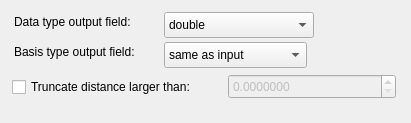
Above: src/Interface/Modules/Fields/calculatedistancetofield.ui from SCIInstitute/SCIRun before the change. Below: the same form after it.
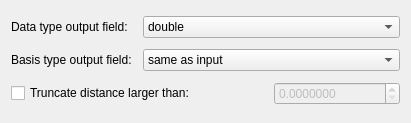
That is the form after the change.

Commit message: Fixing layouts for hi-dpi improvement

What changed in the file:
```diff
--- a/src/Interface/Modules/Fields/calculatedistancetofield.ui
+++ b/src/Interface/Modules/Fields/calculatedistancetofield.ui
@@ -19,15 +19,22 @@
   <property name="windowTitle">
    <string>CalculateDistanceToField</string>
   </property>
+  <layout class="QGridLayout" name="gridLayout">
+   <item row="0" column="0">
+    <widget class="QLabel" name="label">
+     <property name="minimumSize">
+      <size>
+       <width>111</width>
+       <height>0</height>
+      </size>
+     </property>
+     <property name="text">
+      <string>Data type output field:</string>
+     </property>
+    </widget>
+   </item>
+   <item row="0" column="1" colspan="2">
   <widget class="QComboBox" name="dataTypeComboBox_">
-   <property name="geometry">
-    <rect>
-     <x>164</x>
-     <y>12</y>
-     <width>150</width>
-     <height>26</height>
-    </rect>
-   </property>
    <item>
     <property name="text">
      <string>double</string>
@@ -69,15 +76,9 @@
     </property>
    </item>
   </widget>
-  <widget class="QLabel" name="label">
-   <property name="geometry">
-    <rect>
-     <x>14</x>
-     <y>14</y>
-     <width>142</width>
-     <height>16</height>
-    </rect>
-   </property>
+   </item>
+   <item row="1" column="0">
+    <widget class="QLabel" name="label_2">
    <property name="minimumSize">
     <size>
      <width>111</width>
@@ -85,21 +86,41 @@
     </size>
    </property>
    <property name="text">
-    <string>Data type output field:</string>
-   </property>
-  </widget>
+      <string>Basis type output field:</string>
+     </property>
+    </widget>
+   </item>
+   <item row="1" column="1" colspan="2">
+    <widget class="QComboBox" name="basisTypeComboBox_">
+     <item>
+      <property name="text">
+       <string>same as input</string>
+      </property>
+     </item>
+     <item>
+      <property name="text">
+       <string>constant</string>
+      </property>
+     </item>
+     <item>
+      <property name="text">
+       <string>linear</string>
+      </property>
+     </item>
+    </widget>
+   </item>
+   <item row="2" column="0" colspan="2">
+    <widget class="QCheckBox" name="truncateDistanceCheckBox_">
+     <property name="text">
+      <string>Truncate distance larger than:</string>
+     </property>
+    </widget>
+   </item>
+   <item row="2" column="2">
   <widget class="QDoubleSpinBox" name="truncateDoubleSpinBox_">
    <property name="enabled">
     <bool>false</bool>
    </property>
-   <property name="geometry">
-    <rect>
-     <x>228</x>
-     <y>74</y>
-     <width>168</width>
-     <height>25</height>
-    </rect>
-   </property>
    <property name="decimals">
     <number>7</number>
    </property>
@@ -107,63 +128,8 @@
     <double>1000000000.000000000000000</double>
    </property>
   </widget>
-  <widget class="QCheckBox" name="truncateDistanceCheckBox_">
-   <property name="geometry">
-    <rect>
-     <x>12</x>
-     <y>77</y>
-     <width>215</width>
-     <height>20</height>
-    </rect>
-   </property>
-   <property name="text">
-    <string>Truncate distance larger than:</string>
-   </property>
-  </widget>
-  <widget class="QComboBox" name="basisTypeComboBox_">
-   <property name="geometry">
-    <rect>
-     <x>164</x>
-     <y>42</y>
-     <width>143</width>
-     <height>26</height>
-    </rect>
-   </property>
-   <item>
-    <property name="text">
-     <string>same as input</string>
-    </property>
    </item>
-   <item>
-    <property name="text">
-     <string>constant</string>
-    </property>
-   </item>
-   <item>
-    <property name="text">
-     <string>linear</string>
-    </property>
-   </item>
-  </widget>
-  <widget class="QLabel" name="label_2">
-   <property name="geometry">
-    <rect>
-     <x>14</x>
-     <y>44</y>
-     <width>145</width>
-     <height>16</height>
-    </rect>
-   </property>
-   <property name="minimumSize">
-    <size>
-     <width>111</width>
-     <height>0</height>
-    </size>
-   </property>
-   <property name="text">
-    <string>Basis type output field:</string>
-   </property>
-  </widget>
+  </layout>
  </widget>
  <layoutdefault spacing="6" margin="11"/>
  <resources/>
```
Lines whose indentation alone changed are shown as unchanged. The commit also changes 13 other files.
